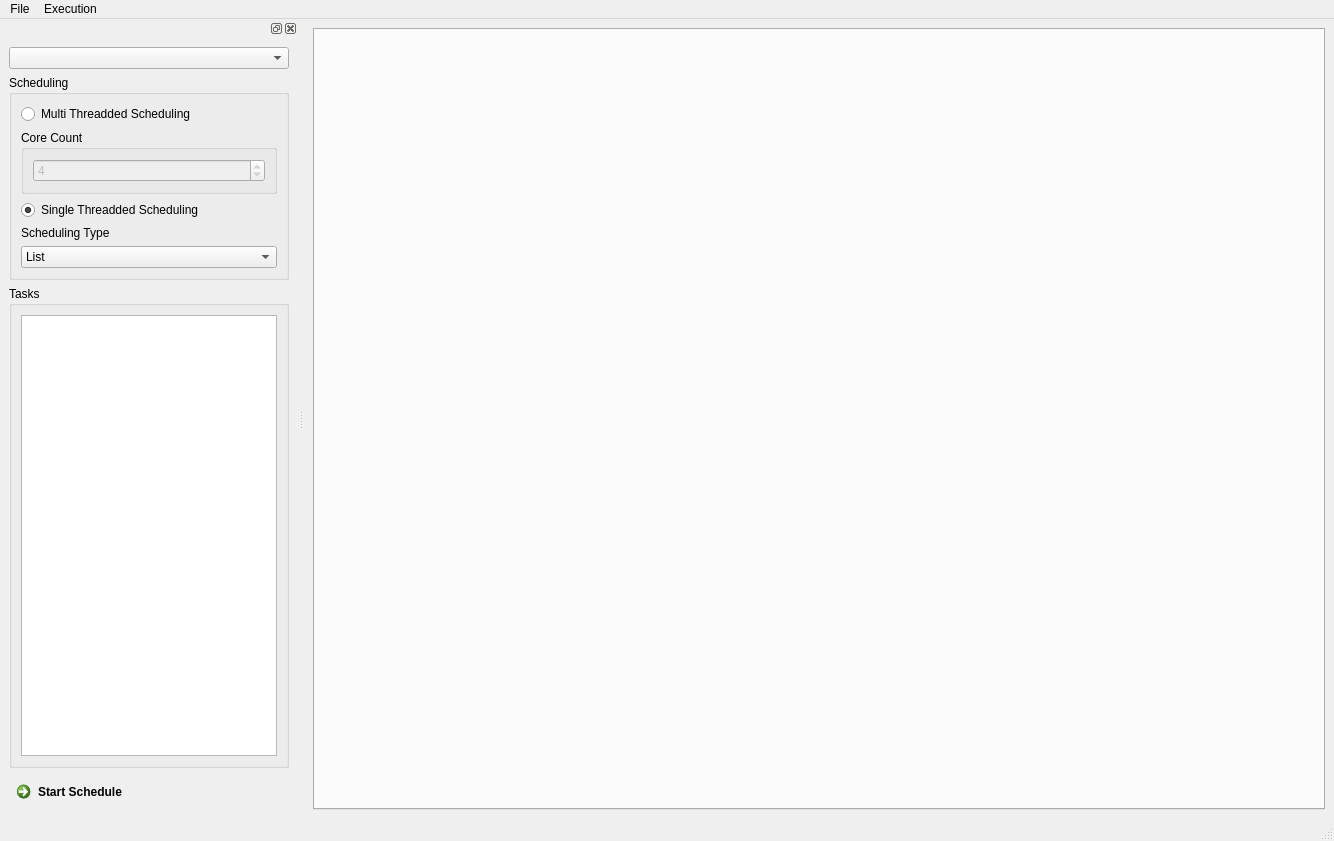
First picture: the form in src/UI/MainWindow.ui, repository TheMHMoritz3/OpenCLScheduler, before the edit.
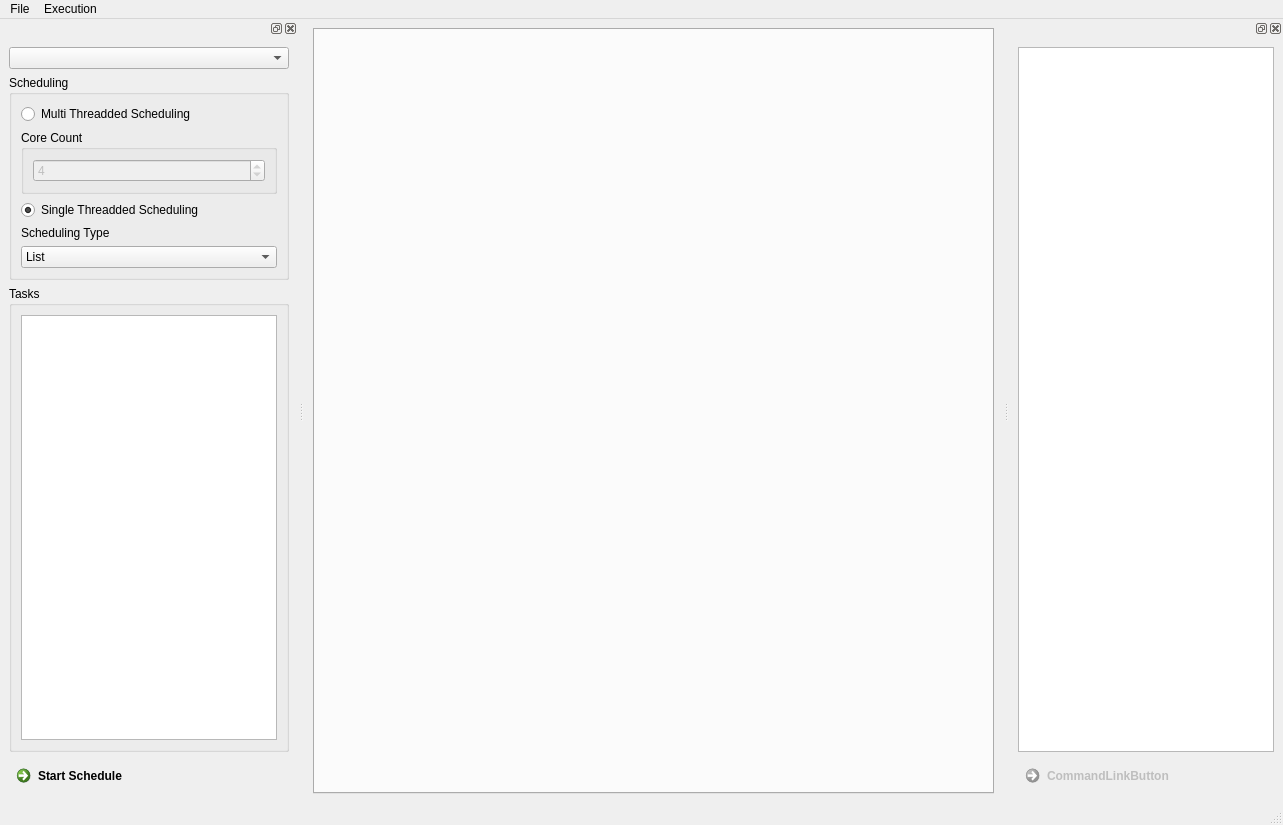
Second picture: the form after the edit.

Commit message: Adding Execution Time of a Schedule

The edit to the form file:
```diff
--- a/src/UI/MainWindow.ui
+++ b/src/UI/MainWindow.ui
@@ -6,8 +6,8 @@
    <rect>
     <x>0</x>
     <y>0</y>
-    <width>1334</width>
-    <height>841</height>
+    <width>1283</width>
+    <height>825</height>
    </rect>
   </property>
   <property name="windowTitle">
@@ -29,7 +29,7 @@
     <rect>
      <x>0</x>
      <y>0</y>
-     <width>1334</width>
+     <width>1283</width>
      <height>21</height>
     </rect>
    </property>
@@ -173,6 +173,31 @@
     </layout>
    </widget>
   </widget>
+  <widget class="QDockWidget" name="dockWidget_2">
+   <attribute name="dockWidgetArea">
+    <number>2</number>
+   </attribute>
+   <widget class="QWidget" name="dockWidgetContents_2">
+    <layout class="QVBoxLayout" name="verticalLayout_4">
+     <item>
+      <widget class="QTableView" name="ScheduleTimeTableView"/>
+     </item>
+     <item>
+      <widget class="QCommandLinkButton" name="ShowScheduleGraphicButton">
+       <property name="enabled">
+        <bool>false</bool>
+       </property>
+       <property name="text">
+        <string>CommandLinkButton</string>
+       </property>
+       <property name="checkable">
+        <bool>false</bool>
+       </property>
+      </widget>
+     </item>
+    </layout>
+   </widget>
+  </widget>
   <action name="actionOpen_Kernel">
    <property name="text">
     <string>Open Kernel</string>
```
The commit also changes 2 other files.
